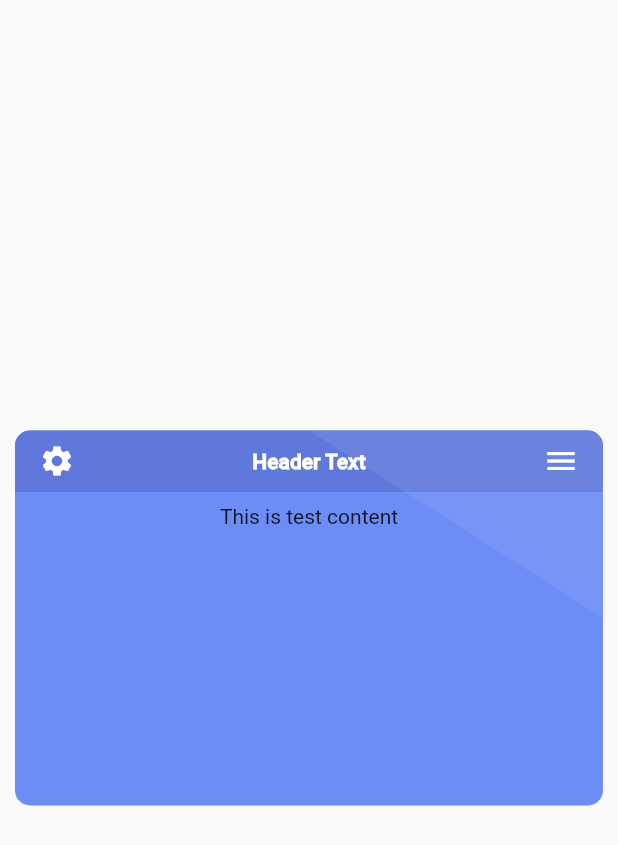
After one commit to FlutterDev88/Awesome-DesignPage-Using-Flutter, a Flutter app: the ColoredCardPage screen opened directly, on a phone screen of 412 x 824 dp. The commit adds this screen. Shown: the top 845 px of the screen. Run offline on Flutter 3.47's test engine with Material 2 defaults, Android fonts, the phone set to English and light mode, and no system bars; our stand-ins replace flutter_swiper, local_auth; missing offline and left inert: flutter_lock_screen.

Commit message:
new ColoredCard widget starterd

```diff
--- /dev/null
+++ b/lib/colored_card_page.dart
@@ -0,0 +1,65 @@
+import 'package:flutter/material.dart';
+import 'package:testapp/widgets/colored_card.dart';
+
+class ColoredCardPage extends StatelessWidget {
+  @override
+  Widget build(BuildContext context) {
+    return Scaffold(
+      body: Center(
+        child: ColoredCard(
+          headerColor: Color(0xFF6078dc),
+          footerColor: Colors.yellow,
+          cardHeight: 250,
+          borderRadius: 10,
+          bodyColor: Color(0xFF6c8df6),
+          showFooter: false,
+          headerBar: HeaderBar(
+            title: Text("Header Text",
+                style: TextStyle(
+                  color: Colors.white,
+                  fontWeight: FontWeight.bold,
+                )),
+            leading: Icon(
+              Icons.settings,
+              color: Colors.white,
+            ),
+            action: IconButton(
+              icon: Icon(
+                Icons.menu,
+                color: Colors.white,
+              ),
+              onPressed: () => print("header button"),
+            ),
+          ),
+          bodyContent: Padding(
+            padding: const EdgeInsets.all(8.0),
+            child: Column(
+              children: <Widget>[
+                Text(
+                  "This is test content",
+                )
+              ],
+            ),
+          ),
+          footerBar: FooterBar(
+            title: Text("Header Text",
+                style: TextStyle(
+                  color: Colors.black26,
+                )),
+            leading: Icon(
+              Icons.settings,
+              color: Colors.black12,
+            ),
+            action: IconButton(
+              icon: Icon(
+                Icons.menu,
+                color: Colors.black12,
+              ),
+              onPressed: () => print("header button"),
+            ),
+          ),
+        ),
+      ),
+    );
+  }
+}
--- a/lib/home_page.dart
+++ b/lib/home_page.dart
@@ -1,5 +1,6 @@
 import 'package:flutter/material.dart';
 import 'package:testapp/animated_wave_card.dart';
+import 'package:testapp/colored_card_page.dart';
 import 'package:testapp/credit_card_page.dart';
 import 'package:testapp/custom_gift_card.dart';
 import 'package:testapp/energy_card.dart';
@@ -93,6 +94,16 @@ class HomePage extends StatelessWidget {
             },
             "Onboarding Page",
           ),
+          buildCardWithIcon(
+            Icons.card_travel,
+            context,
+            () {
+              Navigator.push(context, MaterialPageRoute(builder: (context) {
+                return ColoredCardPage();
+              }));
+            },
+            "Colored Card Page",
+          )
         ],
       ),
     );
--- a/lib/main.dart
+++ b/lib/main.dart
@@ -1,14 +1,23 @@
+import 'dart:io';
+
 import 'package:flutter/material.dart';
+import 'package:flutter/services.dart';
 import 'package:testapp/home_page.dart';
+import 'package:flutter/foundation.dart'
+    show debugDefaultTargetPlatformOverride;
 
-void main() => runApp(
+void main() {
+  _setTargetPlatformForDesktop();
+  SystemChrome.setSystemUIOverlayStyle(SystemUiOverlayStyle(
+    statusBarColor: Colors.orange, //or set color with: Color(0xFF0000FF)
+  ));
+  runApp(
     MaterialApp(
       home: HomePage(),
       debugShowCheckedModeBanner: false,
       theme: ThemeData(
-          brightness: Brightness.dark,
+        brightness: Brightness.light,
         primarySwatch: Colors.blue,
-          primaryColor: Colors.blue,
         fontFamily: "Roboto",
         iconTheme: IconThemeData(
           color: Colors.white,
@@ -16,3 +25,16 @@ void main() => runApp(
       ),
     ),
   );
+}
+
+void _setTargetPlatformForDesktop() {
+  TargetPlatform targetPlatform;
+  if (Platform.isMacOS) {
+    targetPlatform = TargetPlatform.iOS;
+  } else if (Platform.isLinux || Platform.isWindows) {
+    targetPlatform = TargetPlatform.android;
+  }
+  if (targetPlatform != null) {
+    debugDefaultTargetPlatformOverride = targetPlatform;
+  }
+}
--- /dev/null
+++ b/lib/widgets/colored_card.dart
@@ -0,0 +1,230 @@
+import 'package:flutter/material.dart';
+
+class ColoredCard extends StatefulWidget {
+  final double cardHeight;
+  final double padding;
+  final bool showHeader;
+  final bool showFooter;
+  final Widget bodyContent;
+  final HeaderBar headerBar;
+  final FooterBar footerBar;
+  final Color headerColor;
+  final Color bodyColor;
+  final Color footerColor;
+  final Widget bottomContent;
+  final double borderRadius;
+
+  ColoredCard(
+      {Key key,
+      this.showHeader = true,
+      this.showFooter = false,
+      this.bodyContent,
+      this.headerBar,
+      this.footerBar,
+      this.bottomContent,
+      this.headerColor,
+      this.bodyColor,
+      this.footerColor,
+      this.borderRadius,
+      this.cardHeight = 200,
+      this.padding = 20})
+      : super(key: key);
+  @override
+  _ColoredCardState createState() => _ColoredCardState();
+}
+
+class _ColoredCardState extends State<ColoredCard> {
+  @override
+  Widget build(BuildContext context) {
+    return Container(
+      height: widget.cardHeight,
+      width: MediaQuery.of(context).size.width - widget.padding,
+      decoration: BoxDecoration(
+        color: widget.bodyColor,
+        borderRadius: BorderRadius.circular(widget.borderRadius),
+      ),
+      child: Stack(
+        children: <Widget>[
+          Column(
+            children: <Widget>[
+              widget.showHeader
+                  ? HeaderBar(
+                      title: widget.headerBar.title,
+                      action: widget.headerBar.action,
+                      centerMiddle: widget.headerBar.centerMiddle,
+                      backgroundColor: widget.headerColor,
+                      leading: widget.headerBar.leading,
+                      borderRadius: widget.borderRadius,
+                      padding: widget.padding,
+                    )
+                  : Container(),
+              Expanded(
+                child: Container(
+                  child: widget.bodyContent,
+                ),
+              ),
+              widget.showFooter
+                  ? FooterBar(
+                      title: widget.footerBar.title,
+                      action: widget.footerBar.action,
+                      centerMiddle: widget.footerBar.centerMiddle,
+                      backgroundColor: widget.footerColor,
+                      leading: widget.footerBar.leading,
+                      borderRadius: widget.borderRadius,
+                      padding: widget.padding,
+                    )
+                  : Container(),
+            ],
+          ),
+          ClipPath(
+            clipper: ColoredCardClipperSecond(),
+            child: Container(
+              color: Colors.white.withOpacity(0.07),
+              height: widget.cardHeight,
+            ),
+          ),
+        ],
+      ),
+    );
+  }
+}
+
+class HeaderBar extends StatelessWidget implements PreferredSizeWidget {
+  final Widget leading;
+  final Widget title;
+  final Widget action;
+  final bool centerMiddle;
+  final Color backgroundColor;
+  final double borderRadius;
+  final double padding;
+
+  HeaderBar(
+      {Key key,
+      this.leading,
+      this.title,
+      this.action,
+      this.centerMiddle = true,
+      this.backgroundColor,
+      this.borderRadius,
+      this.padding});
+  @override
+  Widget build(BuildContext context) {
+    const double _kLeadingWidth = kToolbarHeight;
+    final double statusbarHeight = MediaQuery.of(context).padding.top;
+
+    return Container(
+      decoration: BoxDecoration(
+        color: backgroundColor,
+        borderRadius: BorderRadius.only(
+            topLeft: Radius.circular(borderRadius),
+            topRight: Radius.circular(borderRadius)),
+      ),
+      height: kToolbarHeight - 15,
+      width: MediaQuery.of(context).size.width - padding,
+      child: NavigationToolbar(
+        leading: Container(
+          height: kToolbarHeight - 15,
+          width: _kLeadingWidth,
+          child: leading,
+        ),
+        centerMiddle: centerMiddle,
+        middle: title,
+        trailing: Container(
+          height: kToolbarHeight - 15,
+          width: _kLeadingWidth,
+          child: action,
+        ),
+      ),
+    );
+  }
+
+  @override
+  Size get preferredSize => Size.fromHeight(kToolbarHeight);
+}
+
+class FooterBar extends StatelessWidget implements PreferredSizeWidget {
+  final Widget leading;
+  final Widget title;
+  final Widget action;
+  final bool centerMiddle;
+  final Color backgroundColor;
+  final double borderRadius;
+  final double padding;
+
+  FooterBar(
+      {Key key,
+      this.leading,
+      this.title,
+      this.action,
+      this.centerMiddle = true,
+      this.backgroundColor,
+      this.borderRadius,
+      this.padding});
+  @override
+  Widget build(BuildContext context) {
+    const double _kLeadingWidth = kToolbarHeight;
+
+    return Container(
+      decoration: BoxDecoration(
+        color: backgroundColor,
+        borderRadius: BorderRadius.only(
+          bottomLeft: Radius.circular(borderRadius),
+          bottomRight: Radius.circular(borderRadius),
+        ),
+      ),
+      height: kToolbarHeight - 15,
+      width: MediaQuery.of(context).size.width - padding,
+      child: NavigationToolbar(
+        leading: Container(
+          height: kToolbarHeight - 15,
+          width: _kLeadingWidth,
+          child: leading,
+        ),
+        centerMiddle: centerMiddle,
+        middle: title,
+        trailing: Container(
+          height: kToolbarHeight - 15,
+          width: _kLeadingWidth,
+          child: action,
+        ),
+      ),
+    );
+  }
+
+  @override
+  Size get preferredSize => Size.fromHeight(kToolbarHeight);
+}
+
+class ColoredCardClipperFirst extends CustomClipper<Path> {
+  @override
+  Path getClip(Size size) {
+    final Path path = Path();
+    path.moveTo(size.width * 0.36, 0);
+    path.lineTo(size.width * 0.6, size.height / 3);
+    path.lineTo(size.width * 0.6, 0);
+    path.close();
+    return path;
+  }
+
+  @override
+  bool shouldReclip(CustomClipper<Path> oldClipper) {
+    return true;
+  }
+}
+
+class ColoredCardClipperSecond extends CustomClipper<Path> {
+  @override
+  Path getClip(Size size) {
+    final Path path = Path();
+    path.moveTo(size.width * 0.5, 0);
+    path.lineTo(size.width, size.height * 0.5);
+    path.lineTo(size.width, 0);
+    path.close();
+    return path;
+  }
+
+  @override
+  bool shouldReclip(CustomClipper<Path> oldClipper) {
+    return true;
+  }
+}
```
Lines whose indentation alone changed are shown as unchanged.
